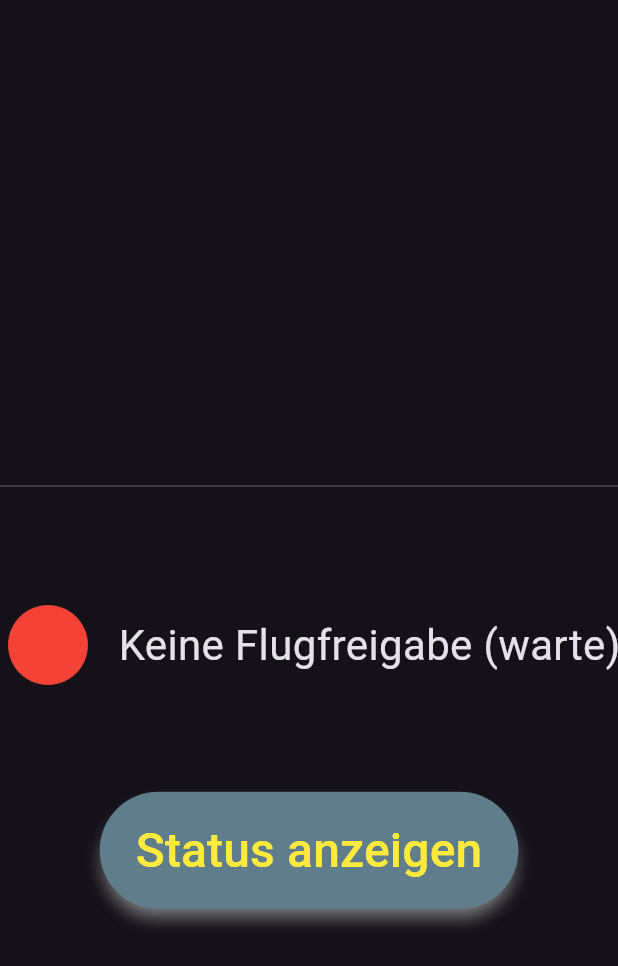
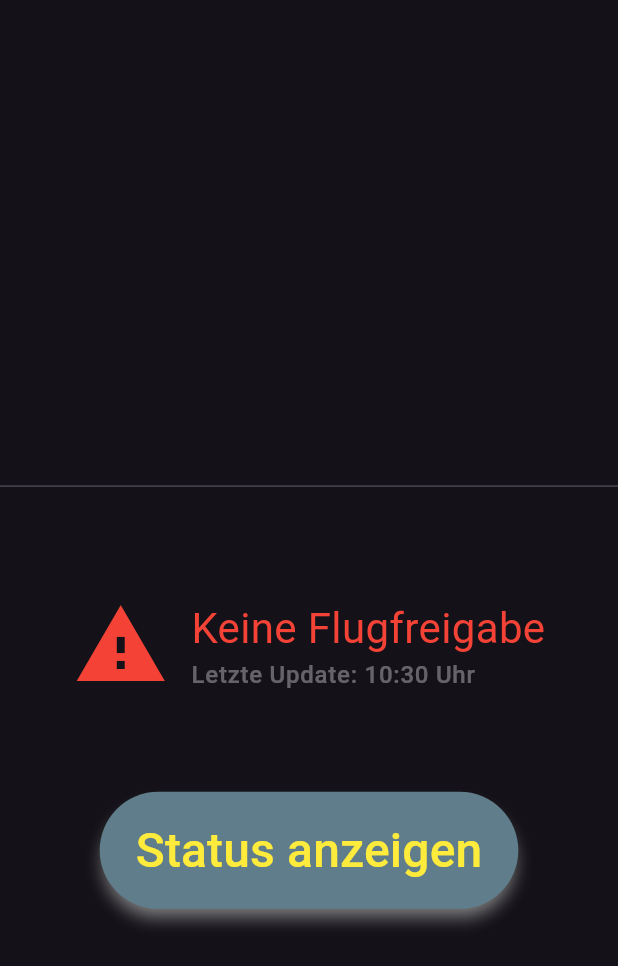
Before and after one commit to soumas/model-flight-logbook, a Flutter app: the SelectedEndpointView widget shown alone on an empty page, opened directly with empty values, on a phone screen of 412 x 824 dp. Shown: the top 966 px of the screen. Run offline on Flutter 3.47's test engine with Material 3 defaults, Android fonts, the phone set to English and light mode, and no system bars; our stand-ins replace dart_mappable, dio, flutter_bloc, get_it, shared_preferences, toastification; missing offline and left inert: virtual_keyboard_multi_language; accounts and stored records are empty; generated files the repository leaves out were written again; statements that could not run were skipped; project files that could hold a hidden picture were left out.

Commit message:
some optimizations

```diff
--- a/terminal/lib/data/repositories/logbook_api_repo_impl.dart
+++ b/terminal/lib/data/repositories/logbook_api_repo_impl.dart
@@ -52,7 +52,7 @@ class LogbookApiRepoImpl implements LogbookApiRepo {
     _dio.options.headers['x-terminal'] = endpoint.config.terminalid;
     _dio.options.headers['x-api-key'] = endpoint.apiKey;
     final response = await _dio.get('/terminal/status');
-    return TerminalStatusMapper.fromMap(response.data);
+    return TerminalStatusMapper.fromMap(response.data).copyWith(statusReceiveTime: DateTime.now());
   }
 
   void _prepareDio(TerminalEndpoint endpoint, String pilotid) {
--- a/terminal/lib/domain/entities/terminal_status.dart
+++ b/terminal/lib/domain/entities/terminal_status.dart
@@ -9,7 +9,9 @@ part 'terminal_status.mapper.dart';
 @mappableModelClass
 class TerminalStatus with TerminalStatusMappable {
   final UtmSyncStatus utmStatus;
-  TerminalStatus({
+  final DateTime? statusReceiveTime;
+  TerminalStatus(
+    this.statusReceiveTime, {
     required this.utmStatus,
   });
 }
--- a/terminal/lib/ui/screen/pilotid_input/fragments/pilotid_input_view.dart
+++ b/terminal/lib/ui/screen/pilotid_input/fragments/pilotid_input_view.dart
@@ -1,6 +1,7 @@
 import 'dart:async';
 import 'package:flutter/material.dart';
 import 'package:flutter_bloc/flutter_bloc.dart';
+import 'package:intl/intl.dart';
 import 'package:model_flight_logbook/domain/enums/terminal_type.dart';
 import 'package:model_flight_logbook/ui/screen/pilot_status/pilot_status_screen.dart';
 import 'package:model_flight_logbook/ui/screen/pilotid_input/cubit/pilotid_input_cubit.dart';
@@ -24,7 +25,7 @@ class _PilotidInputViewState extends State<PilotidInputView> {
   void initState() {
     super.initState();
     _refreshTerminalStateTimer = Timer.periodic(
-      const Duration(seconds: 15),
+      const Duration(minutes: 1),
       (timer) => context.read<PilotidInputCubit>().updateTerminalState(),
     );
   }
@@ -65,19 +66,29 @@ class SelectedEndpointView extends StatelessWidget {
           const Divider(),
           MflPaddings.verticalMedium(context),
           if (state.terminalStatus != null)
-            Row(
-              mainAxisAlignment: MainAxisAlignment.center,
-              children: [
-                if (state.terminalStatus?.utmStatus.animated ?? false) const CircularProgressIndicator(),
-                if (state.terminalStatus?.utmStatus.animated == false)
+            GestureDetector(
+              onTap: () => context.read<PilotidInputCubit>().updateTerminalState(),
+              child: Row(
+                mainAxisAlignment: MainAxisAlignment.center,
+                children: [
                   Icon(
                     state.terminalStatus?.utmStatus.icon,
                     color: state.terminalStatus?.utmStatus.color,
                     size: 64,
                   ),
-                const SizedBox(width: 15),
-                Text('${state.terminalStatus?.utmStatus.label}'),
-              ],
+                  const SizedBox(width: 15),
+                  Column(
+                    crossAxisAlignment: CrossAxisAlignment.start,
+                    children: [
+                      Text('${state.terminalStatus?.utmStatus.label}', style: Theme.of(context).textTheme.bodyMedium?.copyWith(color: state.terminalStatus?.utmStatus.color)),
+                      Text(
+                        'Letzte Update: ${DateFormat.Hm().format(state.terminalStatus!.statusReceiveTime!)} Uhr',
+                        style: Theme.of(context).textTheme.labelSmall?.copyWith(color: Theme.of(context).colorScheme.onSurface.withAlpha(100)),
+                      ),
+                    ],
+                  ),
+                ],
+              ),
             ),
           MflPaddings.verticalMedium(context),
           if (TerminalType.singleuser == state.selectedEndpoint!.config.terminaltype)
```
Also changed, not shown: terminal/lib/domain/entities/terminal_status.mapper.dart (+14 -5 lines), terminal/lib/domain/enums/utm_sync_status.dart (+4 -6 lines), terminal/lib/ui/widgets/mfl_scaffold.dart (+19 -7 lines), 1 other file.
